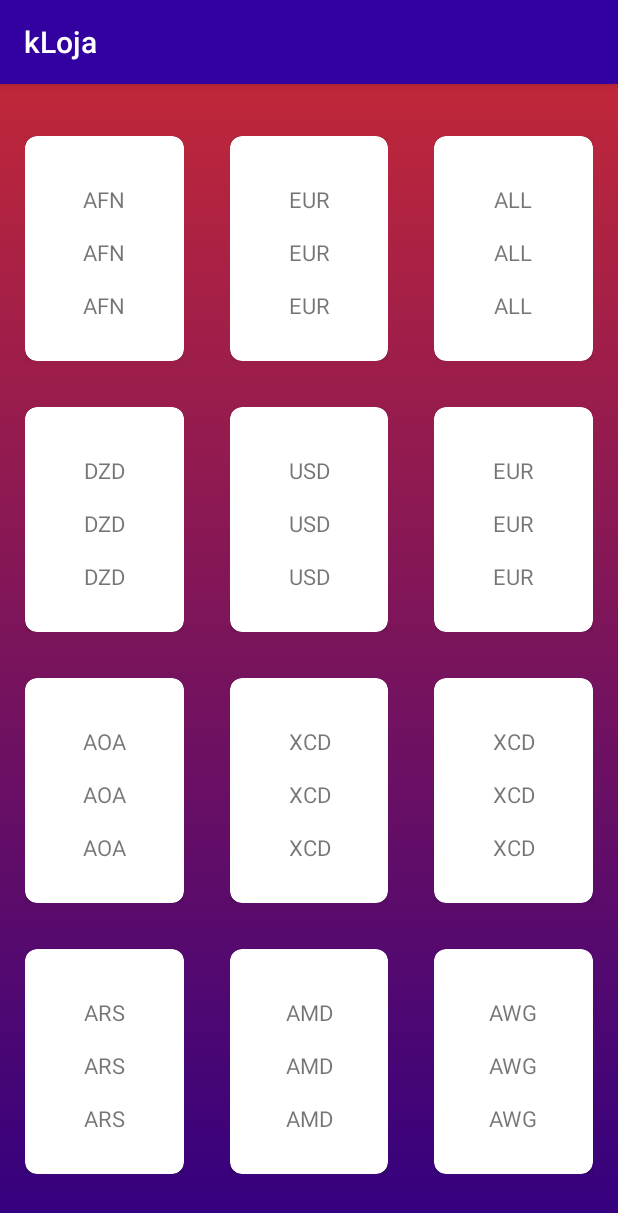
After one commit to rezendevictor/LojaAndroidApp, an Android app: the StocksActivity screen opened directly, with no data from a screen before it, on a phone screen of 412 x 824 dp. The commit adds this screen. Shown: the top 1213 px of the screen. Run offline under Robolectric (Android 15) with nearby library versions, the phone set to English and light mode, and no system bars; libraries missing offline, so code that uses them is left out: org.patriques.

Commit message:
Screen to consume API ready

```diff
--- a/app/build.gradle
+++ b/app/build.gradle
@@ -16,7 +16,7 @@ android {
         testInstrumentationRunner "androidx.test.runner.AndroidJUnitRunner"
     }
 
-    dataBinding{
+    dataBinding {
         enabled = true
     }
 
@@ -28,17 +28,27 @@ android {
     }
 }
 
+repositories {
+    maven {
+        url "https://dl.bintray.com/patriques82/maven"
+    }
+
+}
+
+
 dependencies {
     implementation 'de.hdodenhof:circleimageview:3.1.0'
 
     implementation 'com.github.bumptech.glide:glide:4.11.0'
     annotationProcessor 'com.github.bumptech.glide:compiler:4.11.0'
 
+    //API
+    implementation 'org.patriques:alphavantage4j:1.4'
 
     implementation 'org.jetbrains.anko:anko-commons:0.10.8'
-    implementation  'org.jetbrains.anko:anko:0.10.8'
+    implementation 'org.jetbrains.anko:anko:0.10.8'
     implementation fileTree(dir: 'libs', include: ['*.jar'])
-    implementation"org.jetbrains.kotlin:kotlin-stdlib-jdk7:$kotlin_version"
+    implementation "org.jetbrains.kotlin:kotlin-stdlib-jdk7:$kotlin_version"
     implementation 'androidx.appcompat:appcompat:1.0.2'
     implementation 'androidx.core:core-ktx:1.0.2'
     implementation 'androidx.constraintlayout:constraintlayout:1.1.3'
--- a/app/src/main/AndroidManifest.xml
+++ b/app/src/main/AndroidManifest.xml
@@ -3,22 +3,21 @@
     package="com.example.kloja">
 
     <application
-        android:allowBackup="true"
         android:icon="@mipmap/ic_launcher"
         android:label="@string/app_name"
         android:roundIcon="@mipmap/ic_launcher_round"
         android:supportsRtl="true"
         android:theme="@style/AppTheme">
+        <activity android:name=".StocksActivity" />
         <activity android:name=".MainActivity">
             <intent-filter>
                 <action android:name="android.intent.action.MAIN" />
-
                 <category android:name="android.intent.category.LAUNCHER" />
             </intent-filter>
         </activity>
-        <activity android:name=".PagamentoActivity"/>
-        <activity android:name=".DiskActivity"/>
-        <activity android:name=".SecondActivity"/>
+        <activity android:name=".PagamentoActivity" />
+        <activity android:name=".DiskActivity" />
+        <activity android:name=".SecondActivity" />
     </application>
 
 </manifest>
--- /dev/null
+++ b/app/src/main/java/com/example/kloja/API/API_consume.kt
@@ -0,0 +1,26 @@
+package com.example.kloja.API
+
+import org.patriques.*
+
+
+
+class API_consume {
+    val api = apiConnect()
+    val currencyRate = api.foreignExchange.currencyExchangeRate("USD", "SEK")
+    val currencyExchangeData = this.currencyRate.data
+
+
+    fun getInfos() {
+        try {
+            var code = currencyExchangeData.getFromCurrencyCode()
+            var name = currencyExchangeData.getFromCurrencyName()
+            var tocurrency = currencyExchangeData.getToCurrencyCode()
+            var currencyName = currencyExchangeData.getToCurrencyName()
+            var curencyRate = currencyExchangeData.getExchangeRate()
+            var time = currencyExchangeData.getTime()
+        } catch (e: Exception) {
+            print("Não Funcionou")
+        }
+    }
+
+}
--- /dev/null
+++ b/app/src/main/java/com/example/kloja/API/apiConnect.kt
@@ -0,0 +1,85 @@
+package com.example.kloja.API
+
+import org.patriques.AlphaVantageConnector
+import org.patriques.ForeignExchange
+
+class apiConnect {
+
+        val apiKey = "50M3AP1K3Y";
+        val timeout = 3000;
+        val apiConnector = AlphaVantageConnector(apiKey, timeout);
+        val foreignExchange = ForeignExchange(apiConnector)
+
+
+}
+
+fun moneys(): ArrayList<String>{
+
+        var moeda = ArrayList<String>()
+        moeda.add("AFN")
+        moeda.add("EUR")
+        moeda.add("ALL")
+        moeda.add("DZD")
+        moeda.add("USD")
+        moeda.add("EUR")
+        moeda.add("AOA")
+        moeda.add("XCD")
+        moeda.add("XCD")
+        moeda.add("ARS")
+        moeda.add("AMD")
+        moeda.add("AWG")
+        moeda.add("AUD")
+        moeda.add("EUR")
+        moeda.add("AZN")
+        moeda.add("BSD")
+        moeda.add("BHD")
+        moeda.add("BDT")
+        moeda.add("BBD")
+        moeda.add("BYN")
+        moeda.add("EUR")
+        moeda.add("BZD")
+        moeda.add("XOF")
+        moeda.add("BMD")
+        moeda.add("INR")
+        moeda.add("BTN")
+        moeda.add("BOB")
+        moeda.add("BOV")
+        moeda.add("USD")
+        moeda.add("BAM")
+        moeda.add("BWP")
+        moeda.add("NOK")
+        moeda.add("BRL")
+        moeda.add("USD")
+        moeda.add("BND")
+        moeda.add("BGN")
+        moeda.add("XOF")
+        moeda.add("BIF")
+        moeda.add("CVE")
+        moeda.add("KHR")
+        moeda.add("XAF")
+        moeda.add("CAD")
+        moeda.add("KYD")
+        moeda.add("XAF")
+        moeda.add("XAF")
+        moeda.add("CLP")
+        moeda.add("CLF")
+        moeda.add("CNY")
+        moeda.add("AUD")
+        moeda.add("AUD")
+        moeda.add("COP")
+        moeda.add("COU")
+        moeda.add("KMF")
+        moeda.add("CDF")
+        moeda.add("XAF")
+        moeda.add("NZD")
+        moeda.add("CRC")
+        moeda.add("XOF")
+        moeda.add("HRK")
+        moeda.add("CUP")
+        moeda.add("CUC")
+        moeda.add("ANG")
+        moeda.add("EUR")
+
+        return  moeda
+
+}
--- a/app/src/main/java/com/example/kloja/RecyclerViewAdapter.kt
+++ b/app/src/main/java/com/example/kloja/RecyclerViewAdapter.kt
@@ -31,8 +31,6 @@ class RecyclerViewAdapter(
     override fun onCreateViewHolder(parent: ViewGroup, viewType: Int): RecyclerView.ViewHolder {
         val view =
             LayoutInflater.from(parent.context).inflate(R.layout.layout_listitem, parent, false)
-
-
         return ViewHolder(view)
 
 
@@ -46,8 +44,6 @@ class RecyclerViewAdapter(
     override fun onBindViewHolder(holder: RecyclerView.ViewHolder, position: Int) {
         val TAG = "RecyclerViewAdapter"
         Log.d(TAG, "onBindViewHolder, called.")
-
-
 
 
         Glide.with(context)
--- /dev/null
+++ b/app/src/main/java/com/example/kloja/RecyclerViewAdapterStocks.kt
@@ -0,0 +1,54 @@
+package com.example.kloja
+
+import android.content.Context
+import android.os.Parcel
+import android.os.Parcelable
+import android.util.Log
+import android.view.LayoutInflater
+import android.view.View
+import android.view.ViewGroup
+import androidx.recyclerview.widget.RecyclerView
+import kotlinx.android.synthetic.main.layout_liststocks.view.*
+
+class RecyclerViewAdapterStocks(
+    private val context: Context,
+    private val money: ArrayList<String>
+) : RecyclerView.Adapter<RecyclerView.ViewHolder>() {
+
+
+    override fun onCreateViewHolder(parent: ViewGroup, viewType: Int): RecyclerView.ViewHolder {
+        val view =
+            LayoutInflater.from(parent.context).inflate(R.layout.layout_liststocks, parent, false)
+
+        return ViewHolder(view)
+
+
+    }
+
+    override fun getItemCount(): Int {
+        return this.money.size
+    }
+
+    override fun onBindViewHolder(holder: RecyclerView.ViewHolder, position: Int) {
+        val TAG = "RecyclerViewAdapter"
+        Log.d(TAG, "onBindViewHolder, called.")
+
+        holder.itemView.name.text = money[position]
+        holder.itemView.code.text = money[position]
+        holder.itemView.rate.text = money[position]
+
+
+    }
+
+    open class ViewHolder(itemView: View) :
+        RecyclerView.ViewHolder(itemView) {
+
+        var name = itemView.name
+        var code = itemView.code
+        var rate = itemView.rate
+
+
+    }
+
+
+}
--- a/app/src/main/java/com/example/kloja/SecondActivity.kt
+++ b/app/src/main/java/com/example/kloja/SecondActivity.kt
@@ -7,6 +7,7 @@ import android.view.View
 import androidx.appcompat.app.AppCompatActivity
 import com.example.kloja.utils.LojaUtils
 import kotlinx.android.synthetic.main.activity_entrada2.*
+import org.jetbrains.anko.startActivity
 
 class SecondActivity : AppCompatActivity() {
 
@@ -17,12 +18,17 @@ class SecondActivity : AppCompatActivity() {
         setContentView(R.layout.activity_entrada2)
 
 
-        tela2.setOnTouchListener{ v : View,
-                                  m : MotionEvent ->
+        goSecondButton.setOnClickListener {
+            startActivity<StocksActivity>()
+        }
+
+        tela2.setOnTouchListener { v: View,
+                                   m: MotionEvent ->
 
 
-            utils.OnTouchEvent(this,m,
-                Intent(this,MainActivity::class.java),false
+            utils.OnTouchEvent(
+                this, m,
+                Intent(this, MainActivity::class.java), false
             )
             true
         }
--- /dev/null
+++ b/app/src/main/java/com/example/kloja/StocksActivity.kt
@@ -0,0 +1,36 @@
+package com.example.kloja
+
+import androidx.appcompat.app.AppCompatActivity
+import android.os.Bundle
+import androidx.recyclerview.widget.GridLayoutManager
+import com.example.kloja.API.moneys
+import com.example.kloja.models.Card_Model
+import kotlinx.android.synthetic.main.activity_stocks.*
+import java.lang.Exception
+
+
+class StocksActivity : AppCompatActivity() {
+    var tt = arrayListOf<Int>()
+    override fun onCreate(savedInstanceState: Bundle?) {
+        super.onCreate(savedInstanceState)
+        setContentView(R.layout.activity_stocks)
+        initRecyclerView()
+
+    }
+
+
+    private fun initRecyclerView() {
+        val money = moneys()
+        val recicle = stock
+
+        recicle.layoutManager = GridLayoutManager(this,3)
+        try {
+            val adapter = RecyclerViewAdapterStocks(this, money)
+            recicle.adapter = adapter
+
+        }catch (e : Exception){
+            print(e.message)
+        }
+
+    }
+}
--- /dev/null
+++ b/app/src/main/res/layout/activity_stocks.xml
@@ -0,0 +1,18 @@
+<?xml version="1.0" encoding="utf-8"?>
+<androidx.constraintlayout.widget.ConstraintLayout
+    xmlns:android="http://schemas.android.com/apk/res/android"
+    xmlns:app="http://schemas.android.com/apk/res-auto"
+    xmlns:tools="http://schemas.android.com/tools"
+    android:layout_width="match_parent"
+    android:layout_height="match_parent"
+    android:background="@drawable/gradient2">
+
+    <androidx.recyclerview.widget.RecyclerView
+        android:id="@+id/stock"
+        android:layout_width="409dp"
+        android:layout_height="729dp"
+        app:layout_constraintBottom_toBottomOf="parent"
+        app:layout_constraintEnd_toEndOf="parent"
+        app:layout_constraintStart_toStartOf="parent"
+        app:layout_constraintTop_toTopOf="parent" />
+</androidx.constraintlayout.widget.ConstraintLayout>
--- /dev/null
+++ b/app/src/main/res/layout/layout_liststocks.xml
@@ -0,0 +1,68 @@
+<?xml version="1.0" encoding="utf-8"?>
+<RelativeLayout xmlns:android="http://schemas.android.com/apk/res/android"
+    xmlns:app="http://schemas.android.com/apk/res-auto"
+    android:layout_width="wrap_content"
+    android:layout_height="wrap_content"
+    android:layout_margin="15dp"
+    android:orientation="vertical"
+
+
+    >
+
+
+    <androidx.cardview.widget.CardView
+        android:layout_width="150dp"
+        android:layout_height="150dp"
+        android:layout_centerInParent="true"
+        app:cardCornerRadius="8dp"
+        app:cardElevation="2dp"
+        >
+
+        <LinearLayout
+            android:layout_width="match_parent"
+            android:layout_height="match_parent"
+            android:gravity="center"
+            android:orientation="vertical">
+
+
+            <TextView
+                android:id="@+id/code"
+                android:layout_width="match_parent"
+                android:layout_height="30dp"
+                android:layout_marginTop="5dp"
+                android:autoSizeMaxTextSize="15sp"
+                android:autoSizeMinTextSize="8sp"
+                android:autoSizeTextType="uniform"
+                android:gravity="center"
+                android:text="Teste" />
+
+            <TextView
+                android:id="@+id/name"
+                android:layout_width="match_parent"
+                android:layout_height="30dp"
+                android:layout_marginTop="5dp"
+                android:autoSizeMaxTextSize="15sp"
+                android:autoSizeMinTextSize="8sp"
+                android:autoSizeTextType="uniform"
+                android:gravity="center"
+                android:text="Teste" />
+
+            <TextView
+                android:id="@+id/rate"
+                android:layout_width="match_parent"
+                android:layout_height="30dp"
+                android:layout_marginTop="5dp"
+                android:autoSizeMaxTextSize="15sp"
+                android:autoSizeMinTextSize="8sp"
+                android:autoSizeTextType="uniform"
+                android:gravity="center"
+                android:text="Teste" />
+
+
+        </LinearLayout>
+
+
+    </androidx.cardview.widget.CardView>
+
+
+</RelativeLayout>
```
